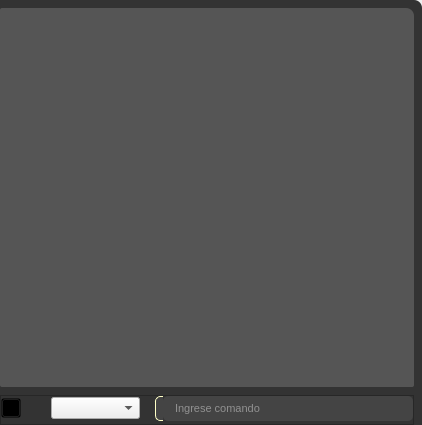
First picture: the form in UI/frame_draw.ui, repository edwinar13/MPM-UN, before the edit.
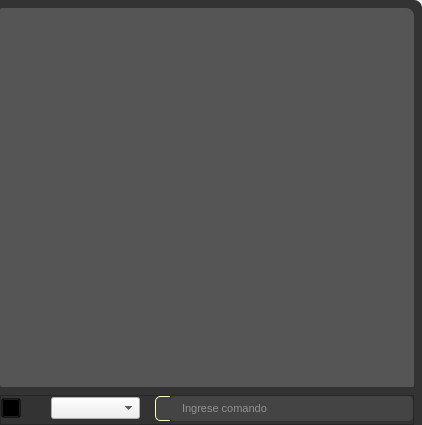
Second picture: the form after the edit. Icons and pictures are not drawn.

The edit to the form file:
```diff
--- a/UI/frame_draw.ui
+++ b/UI/frame_draw.ui
@@ -81,20 +81,26 @@
 padding-left: 10px;
 }
 
-#label_console{
+#label_console_command{
 background-color: #444444;
-color: #DDDDDD;
-
+font: 700 10pt &quot;Ubuntu&quot;;
+color: #FFFFFF;
 border-top-left-radius: 5px ;
 border-bottom-left-radius: 5px ;
-
 margin-left: 10px;
-
 border-top: 1px solid rgb(254, 255, 198);
 border-bottom: 1px solid rgb(254, 255, 198);
 border-left: 1px solid rgb(254, 255, 198);
 }
 
+#label_console_descrip{
+background-color: #444444;
+color: #DDDDDD;
+border-top: 1px solid rgb(254, 255, 198);
+border-bottom: 1px solid rgb(254, 255, 198);
+}
+
+
 
 QLineEdit#lineEdit_console:hover {
 	border: 2px solid rgb(64, 71, 88);
@@ -383,7 +389,14 @@
                <number>0</number>
               </property>
               <item>
-               <widget class="QLabel" name="label_console">
+               <widget class="QLabel" name="label_console_command">
+                <property name="text">
+                 <string/>
+                </property>
+               </widget>
+              </item>
+              <item>
+               <widget class="QLabel" name="label_console_descrip">
                 <property name="text">
                  <string/>
                 </property>
```
